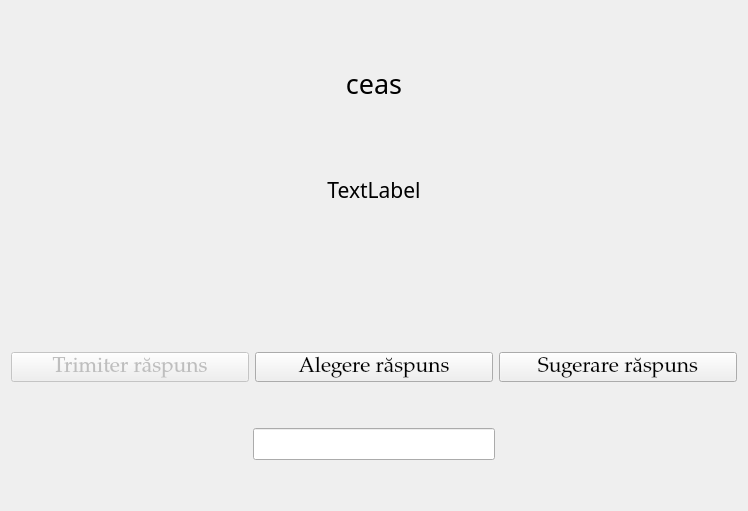
This is Triviador/UI/forms/NumericQuestion.ui in andonealexandru/Triviador as Qt 5 draws it before an edit. The edited form follows.
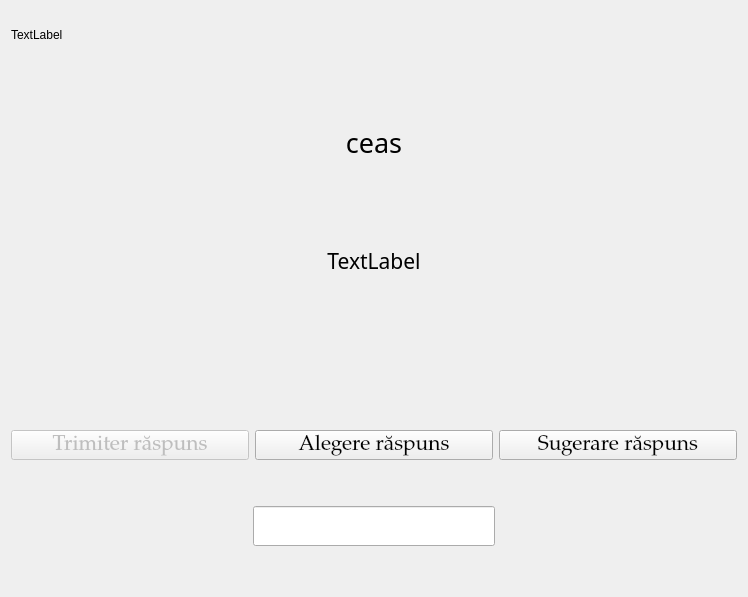
This is the edited form.

Commit message: change profile ui, add correct answer to result window and player name in question window

Diff of the .ui file:
```diff
--- a/Triviador/UI/forms/NumericQuestion.ui
+++ b/Triviador/UI/forms/NumericQuestion.ui
@@ -7,8 +7,7 @@
     <x>0</x>
     <y>0</y>
     <width>748</width>
-    <height>511</height>
-    <height>532</height>
+    <height>597</height>
    </rect>
   </property>
   <property name="windowTitle">
@@ -18,6 +17,13 @@
    <layout class="QVBoxLayout" name="verticalLayout_2">
     <item>
      <layout class="QVBoxLayout" name="verticalLayout">
+      <item>
+       <widget class="QLabel" name="player_name">
+        <property name="text">
+         <string>TextLabel</string>
+        </property>
+       </widget>
+      </item>
       <item>
        <spacer name="verticalSpacer_8">
         <property name="orientation">
```
The commit also changes 3 other files.
